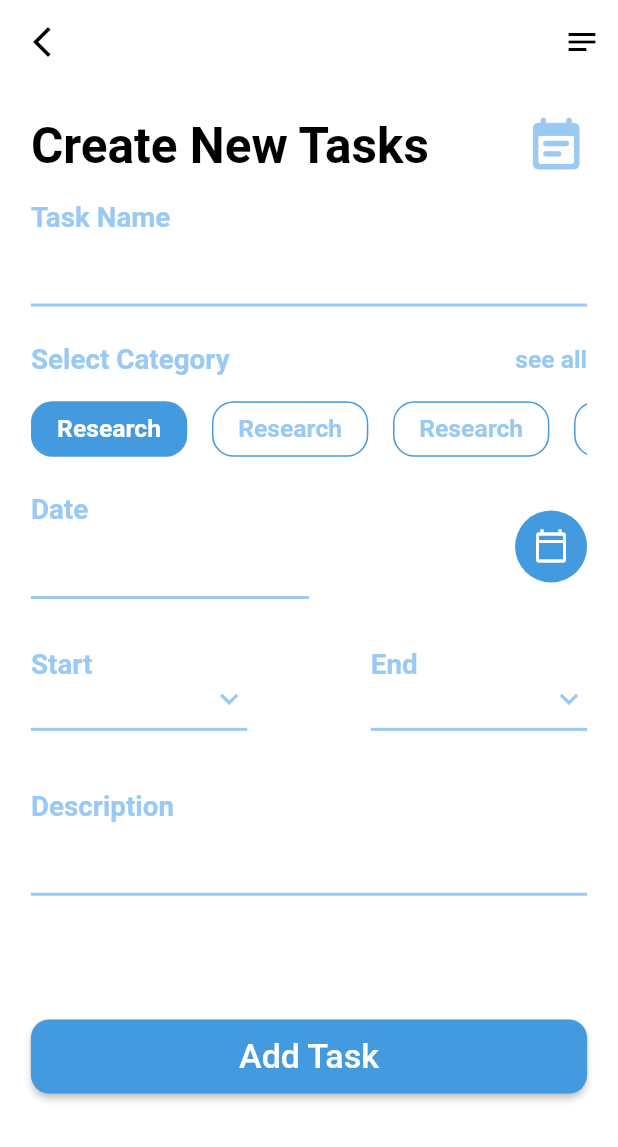
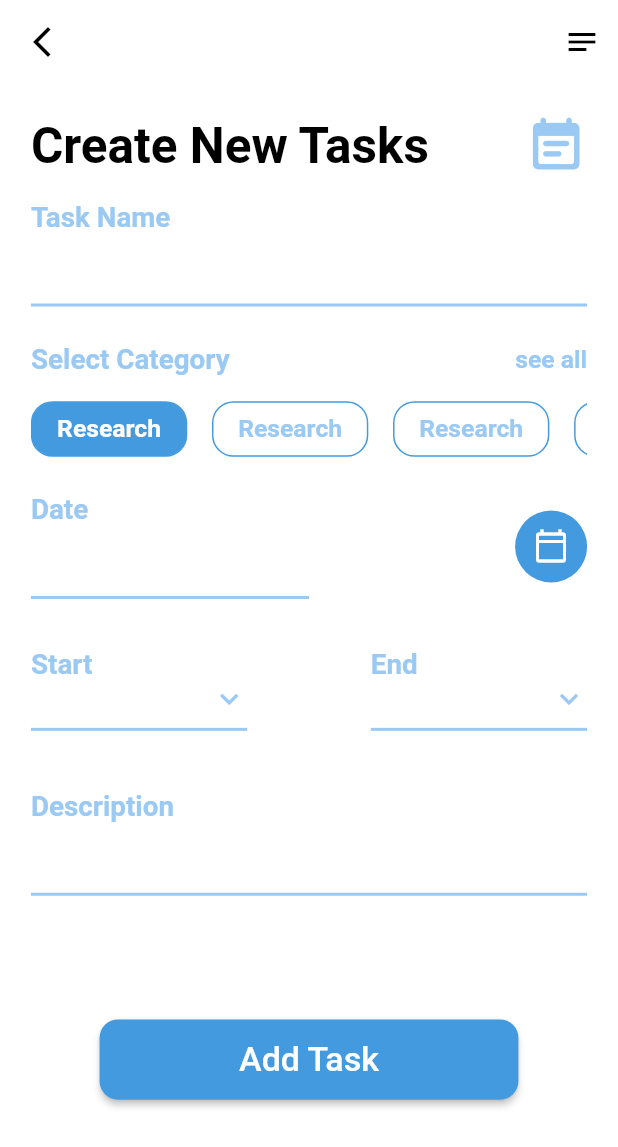
Before and after one commit to nabawyhussein/tasks_app_min, a Flutter app: the CreateTaskScreen screen opened directly, on a phone screen of 412 x 824 dp. Shown: the top 1147 px of the screen. Run offline on Flutter 3.47's test engine with Material 2 defaults, Android fonts, the phone set to English and light mode, and no system bars; drawn by our look-alikes of date_time_picker; our stand-ins replace bloc, flutter_bloc, fluttertoast.

Commit message:
CreateTaskScreen V3

```diff
--- a/lib/presentation/common_widget/build_button_widget.dart
+++ b/lib/presentation/common_widget/build_button_widget.dart
@@ -30,8 +30,8 @@ class BuildButtonWidget extends StatelessWidget {
       onPressed: onPressed,
       child: Container(
         alignment: Alignment.center,
-        width: AppSize.size(context).width,
-        height: AppSize.size(context).height * 0.06,
+        width: AppSize.size(context).width*0.6,
+        height: AppSize.size(context).height * 0.065,
         child: Text(txt,
             textAlign: TextAlign.center,
             style: TextStyle(
--- a/lib/presentation/main_screens/add_task_screen/add_task_screen.dart
+++ b/lib/presentation/main_screens/add_task_screen/add_task_screen.dart
@@ -72,21 +72,7 @@ class CreateTaskScreen extends StatelessWidget {
                     SizedBox(
                       height: AppSize.size(context).height * 0.04,
                     ),
-                    Row(
-                      mainAxisAlignment: MainAxisAlignment.spaceBetween,
-                      children: [
-                        TimePickerBuilder(
-                          headerTxt: 'Start',
-                          controller: taskTimeStartController,
-                          width: AppSize.size(context).width * 0.35,
-                        ),
-                        TimePickerBuilder(
-                          headerTxt: 'End',
-                          controller: taskTimeEndController,
-                          width: AppSize.size(context).width * 0.35,
-                        ),
-                      ],
-                    ),
+                    taskTime(context),
                     SizedBox(
                       height: AppSize.size(context).height * 0.04,
                     ),
@@ -97,7 +83,8 @@ class CreateTaskScreen extends StatelessWidget {
                     SizedBox(
                       height: AppSize.size(context).height * 0.1,
                     ),
-                    BuildButtonWidget(
+                    Center(
+                      child: BuildButtonWidget(
                         txt: 'Add Task',
                         onPressed: () {
                           final FormState? form = createTaskFormKey.currentState;
@@ -123,6 +110,7 @@ class CreateTaskScreen extends StatelessWidget {
                             }
                           }
                         },
+                      ),
                     )
                   ],
                 ),
@@ -131,6 +119,24 @@ class CreateTaskScreen extends StatelessWidget {
           ),
         ),
       ),
+    );
+  }
+
+  Row taskTime(BuildContext context) {
+    return Row(
+                    mainAxisAlignment: MainAxisAlignment.spaceBetween,
+                    children: [
+                      TimePickerBuilder(
+                        headerTxt: 'Start',
+                        controller: taskTimeStartController,
+                        width: AppSize.size(context).width * 0.35,
+                      ),
+                      TimePickerBuilder(
+                        headerTxt: 'End',
+                        controller: taskTimeEndController,
+                        width: AppSize.size(context).width * 0.35,
+                      ),
+                    ],
                   );
   }
 
```
Lines whose indentation alone changed are shown as unchanged.
